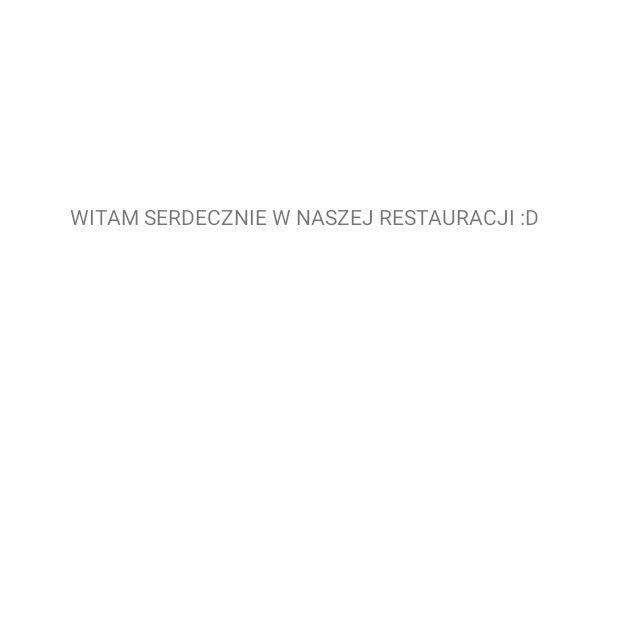
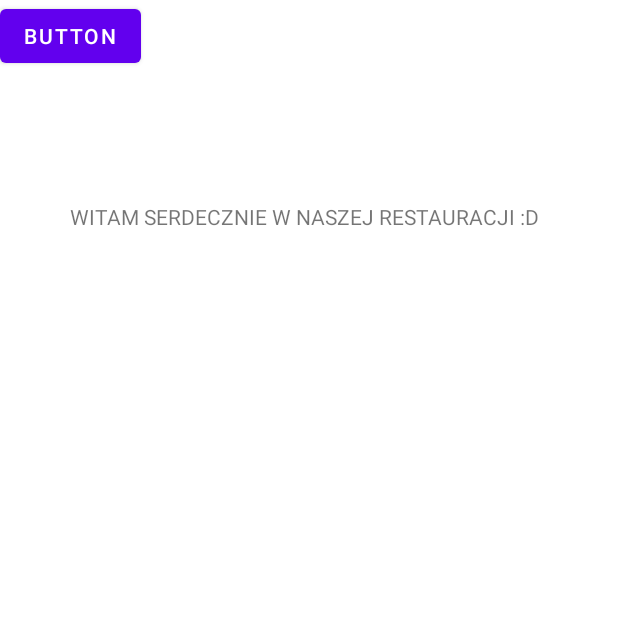
Before and after one commit to kbcodec/RestaurantApp-Blicharz-Gradalska-Maczka, an Android app: the MainActivity screen opened directly, with no data from a screen before it, on a phone screen of 412 x 824 dp, the top half of it. Run offline under Robolectric (Android 15) with nearby library versions, the phone set to English and light mode, and no system bars.

Commit message:
Adding button

```diff
--- a/app/src/main/res/layout/activity_main.xml
+++ b/app/src/main/res/layout/activity_main.xml
@@ -17,4 +17,12 @@
         app:layout_constraintTop_toTopOf="parent"
         app:layout_constraintVertical_bias="0.167" />
 
+    <Button
+        android:id="@+id/button"
+        android:layout_width="wrap_content"
+        android:layout_height="wrap_content"
+        android:text="Button"
+        tools:layout_editor_absoluteX="61dp"
+        tools:layout_editor_absoluteY="449dp" />
+
 </androidx.constraintlayout.widget.ConstraintLayout>
```
